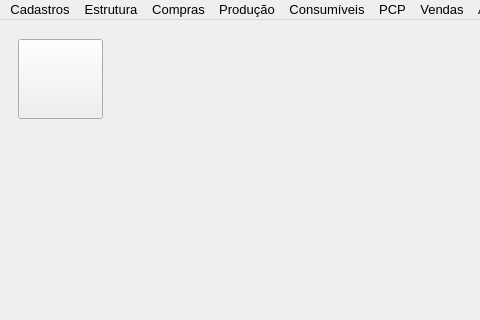
Before: the Qt Designer form forms/tela_menu.ui in Azevedo84/erp_suzuki, drawn with Qt 5; both pictures show x 0 to 480 and y 0 to 320 of the 1101 by 719 pixel window.
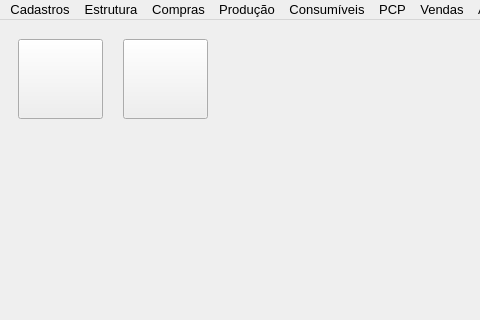
After: the same form once the commit is applied. Icons and pictures are not drawn.

```diff
--- a/forms/tela_menu.ui
+++ b/forms/tela_menu.ui
@@ -117,6 +117,62 @@
          </property>
         </widget>
        </item>
+       <item>
+        <widget class="QPushButton" name="btn_PI_Incluir">
+         <property name="sizePolicy">
+          <sizepolicy hsizetype="Preferred" vsizetype="Preferred">
+           <horstretch>0</horstretch>
+           <verstretch>0</verstretch>
+          </sizepolicy>
+         </property>
+         <property name="minimumSize">
+          <size>
+           <width>85</width>
+           <height>80</height>
+          </size>
+         </property>
+         <property name="maximumSize">
+          <size>
+           <width>85</width>
+           <height>80</height>
+          </size>
+         </property>
+         <property name="font">
+          <font>
+           <pointsize>10</pointsize>
+           <weight>75</weight>
+           <bold>true</bold>
+          </font>
+         </property>
+         <property name="cursor">
+          <cursorShape>PointingHandCursor</cursorShape>
+         </property>
+         <property name="layoutDirection">
+          <enum>Qt::LeftToRight</enum>
+         </property>
+         <property name="autoFillBackground">
+          <bool>false</bool>
+         </property>
+         <property name="styleSheet">
+          <string notr="true"/>
+         </property>
+         <property name="text">
+          <string/>
+         </property>
+         <property name="checkable">
+          <bool>false</bool>
+         </property>
+         <property name="autoDefault">
+          <bool>false</bool>
+         </property>
+         <property name="default">
+          <bool>false</bool>
+         </property>
+         <property name="flat">
+          <bool>false</bool>
+         </property>
+        </widget>
+       </item>
        <item>
         <widget class="QLabel" name="label_2">
          <property name="text">
```
